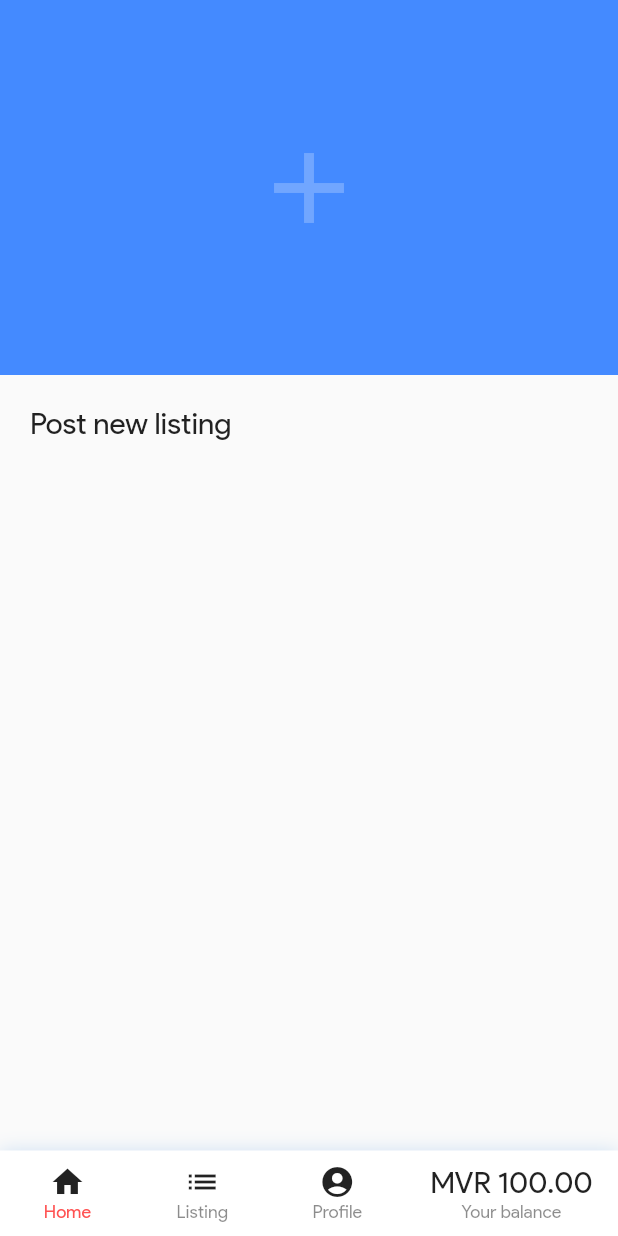
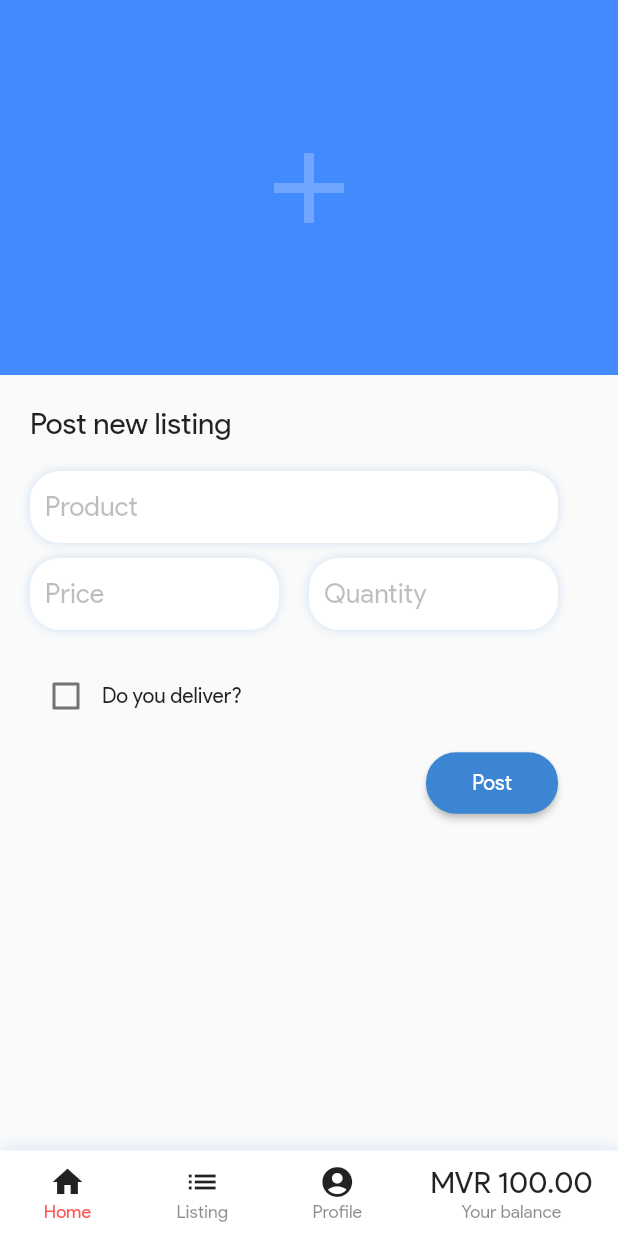
Before and after one commit to mandhu/quick-fish, a Flutter app: the screen it shows after launch, on a phone screen of 412 x 824 dp. Run offline on Flutter 3.47's test engine with Material 2 defaults, Android fonts, the phone set to English and light mode, and no system bars; missing offline and left inert: image_picker_modern.

Commit message:
product listing

```diff
--- a/lib/pages/new-post.page.dart
+++ b/lib/pages/new-post.page.dart
@@ -5,7 +5,6 @@ import 'package:quick_fish/components/boosted-item.component.dart';
 import 'package:quick_fish/components/fish-card.component.dart';
 import 'package:quick_fish/components/listing-item.component.dart';
 import 'package:image_picker_modern/image_picker_modern.dart';
-
 
 class NewPostPage extends StatefulWidget {
   @override
@@ -15,7 +14,7 @@ class NewPostPage extends StatefulWidget {
 class _NewPostPageState extends State<NewPostPage>
     with SingleTickerProviderStateMixin {
   AnimationController _controller;
-
+  bool isChecked = false;
   File _image;
 
   @override
@@ -40,9 +39,7 @@ class _NewPostPageState extends State<NewPostPage>
 
   @override
   Widget build(BuildContext context) {
-    return Column(
-        mainAxisAlignment: MainAxisAlignment.start,
-        crossAxisAlignment: CrossAxisAlignment.start,
+    return ListView(
       children: <Widget>[
         Material(
           color: Colors.blueAccent,
@@ -53,17 +50,185 @@ class _NewPostPageState extends State<NewPostPage>
               onTap: () {
                 getImage();
               },
-                child: Center(child: Icon(Icons.add, size: 80, color: Colors.white24,)),
-              ) : Image.file(_image, fit: BoxFit.cover,),
+              child: Center(
+                  child: Icon(
+                    Icons.add,
+                    size: 80,
+                    color: Colors.white24,
+                  )),
+            )
+                : Image.file(
+              _image,
+              fit: BoxFit.cover,
             ),
           ),
-          SizedBox(height: 20,),
+        ),
+        SizedBox(
+          height: 20,
+        ),
         Padding(
           padding: const EdgeInsets.only(left: 20.0),
-            child: Text('Post new listing', style: TextStyle(fontSize: 20),),
+          child: Text(
+            'Post new listing',
+            style: TextStyle(fontSize: 20),
           ),
-          SizedBox(height: 20,),
-
+        ),
+        SizedBox(
+          height: 20,
+        ),
+        Padding(
+          padding: const EdgeInsets.symmetric(horizontal: 20.0),
+          child: Row(
+            children: <Widget>[
+              Expanded(
+                child: Container(
+                  margin: EdgeInsets.only(right: 20),
+                  decoration: BoxDecoration(
+                    borderRadius: BorderRadius.all(Radius.circular(20)),
+                    color: Colors.white,
+                    boxShadow: [
+                      BoxShadow(
+                        color: Color(0xFFCDDFF2),
+                        blurRadius: 5.0,
+                      )
+                    ],
+                  ),
+                  child: TextFormField(
+                    style: TextStyle(fontSize: 18),
+                    decoration: InputDecoration(
+                      hintText: 'Product',
+                      hintStyle: TextStyle(color: Colors.black26),
+                      border: InputBorder.none,
+                      contentPadding: EdgeInsets.all(10),
+                      focusedBorder: InputBorder.none,
+                    ),
+                  ),
+                ),
+              ),
+            ],
+          ),
+        ),
+        Padding(
+          padding: const EdgeInsets.symmetric(horizontal: 20.0, vertical: 10),
+          child: Row(
+            children: <Widget>[
+              Expanded(
+                child: Container(
+                  margin: EdgeInsets.only(right: 20),
+                  decoration: BoxDecoration(
+                    borderRadius: BorderRadius.all(Radius.circular(20)),
+                    color: Colors.white,
+                    boxShadow: [
+                      BoxShadow(
+                        color: Color(0xFFCDDFF2),
+                        blurRadius: 5.0,
+                      )
+                    ],
+                  ),
+                  child: TextFormField(
+                    style: TextStyle(fontSize: 18),
+                    decoration: InputDecoration(
+                      hintText: 'Price',
+                      hintStyle: TextStyle(color: Colors.black26),
+                      border: InputBorder.none,
+                      contentPadding: EdgeInsets.all(10),
+                      focusedBorder: InputBorder.none,
+                    ),
+                  ),
+                ),
+              ),
+              Expanded(
+                child: Container(
+                  margin: EdgeInsets.only(right: 20),
+                  decoration: BoxDecoration(
+                    borderRadius: BorderRadius.all(Radius.circular(20)),
+                    color: Colors.white,
+                    boxShadow: [
+                      BoxShadow(
+                        color: Color(0xFFCDDFF2),
+                        blurRadius: 5.0,
+                      )
+                    ],
+                  ),
+                  child: TextFormField(
+                    style: TextStyle(fontSize: 18),
+                    decoration: InputDecoration(
+                      hintText: 'Quantity',
+                      hintStyle: TextStyle(color: Colors.black26),
+                      border: InputBorder.none,
+                      contentPadding: EdgeInsets.all(10),
+                      focusedBorder: InputBorder.none,
+                    ),
+                  ),
+                ),
+              ),
+            ],
+          ),
+        ),
+        Padding(
+          padding: const EdgeInsets.symmetric(horizontal: 20.0, vertical: 10),
+          child: Row(
+            children: <Widget>[
+              Checkbox(
+                value: isChecked,
+                onChanged: (value) {
+                  setState(() {
+                    isChecked = value;
+                  });
+                },
+              ),
+              Text('Do you deliver?')
+            ],
+          )),
+        if (isChecked)
+          Padding(
+            padding: const EdgeInsets.symmetric(horizontal: 20.0, vertical: 10),
+            child: Row(
+              children: <Widget>[
+                Expanded(
+                  child: Container(
+                    margin: EdgeInsets.only(right: 20),
+                    decoration: BoxDecoration(
+                      borderRadius: BorderRadius.all(Radius.circular(20)),
+                      color: Colors.white,
+                      boxShadow: [
+                        BoxShadow(
+                          color: Color(0xFFCDDFF2),
+                          blurRadius: 5.0,
+                        )
+                      ],
+                    ),
+                    child: TextFormField(
+                      style: TextStyle(fontSize: 18),
+                      decoration: InputDecoration(
+                        hintText: 'Max Delivery distance',
+                        hintStyle: TextStyle(color: Colors.black26),
+                        border: InputBorder.none,
+                        contentPadding: EdgeInsets.all(10),
+                        focusedBorder: InputBorder.none,
+                      ),
+                    ),
+                  ),
+                )
+              ],
+            )),
+        Row(
+          mainAxisAlignment: MainAxisAlignment.end,
+          children: <Widget>[
+            Padding(
+              padding: const EdgeInsets.only(right: 40.0),
+              child: MaterialButton(
+                color: Color(0xff3B85D2),
+                textColor: Colors.white,
+                padding: const EdgeInsets.all(12),
+                shape: RoundedRectangleBorder(
+                    borderRadius: BorderRadius.circular(20)),
+                child: Text('Post'),
+                onPressed: () {},
+              ),
+            ),
+          ],
+        )
       ],
     );
   }
--- a/pubspec.yaml
+++ b/pubspec.yaml
@@ -14,7 +14,7 @@ description: Fresh Fish Market
 version: 1.0.0+1
 
 environment:
-  sdk: ">=2.1.0 <3.0.0"
+  sdk: ">=2.2.2 <3.0.0"
 
 dependencies:
   flutter:
```
Also changed, not shown: pubspec.lock. Lines whose indentation alone changed are shown as unchanged.
